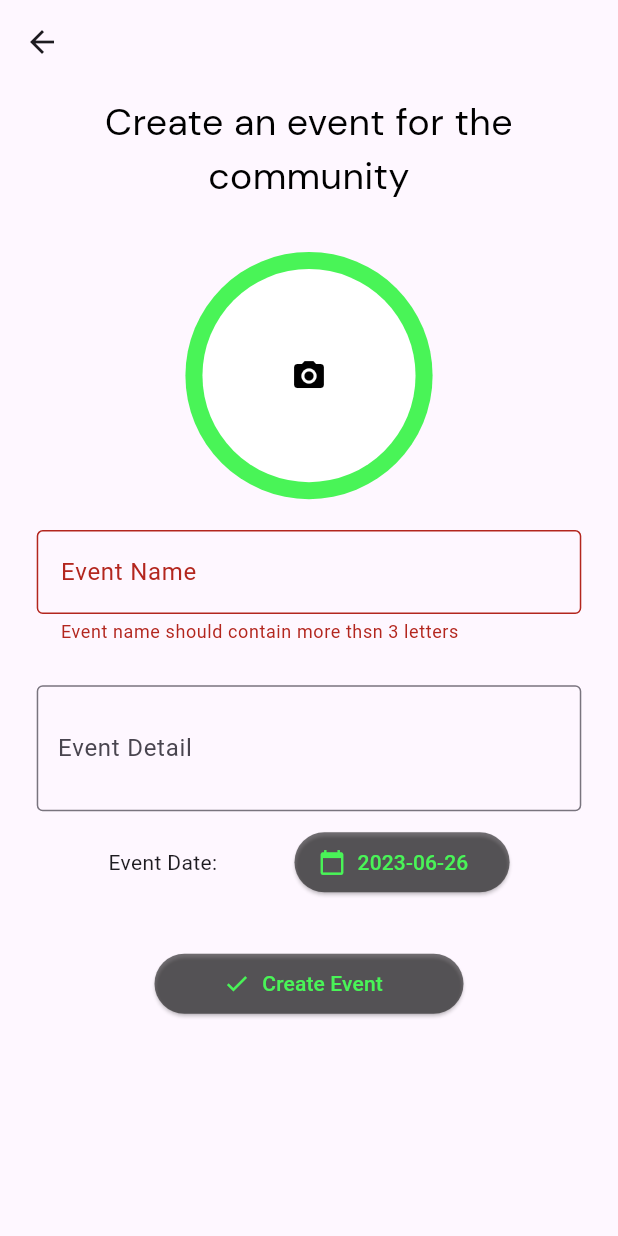
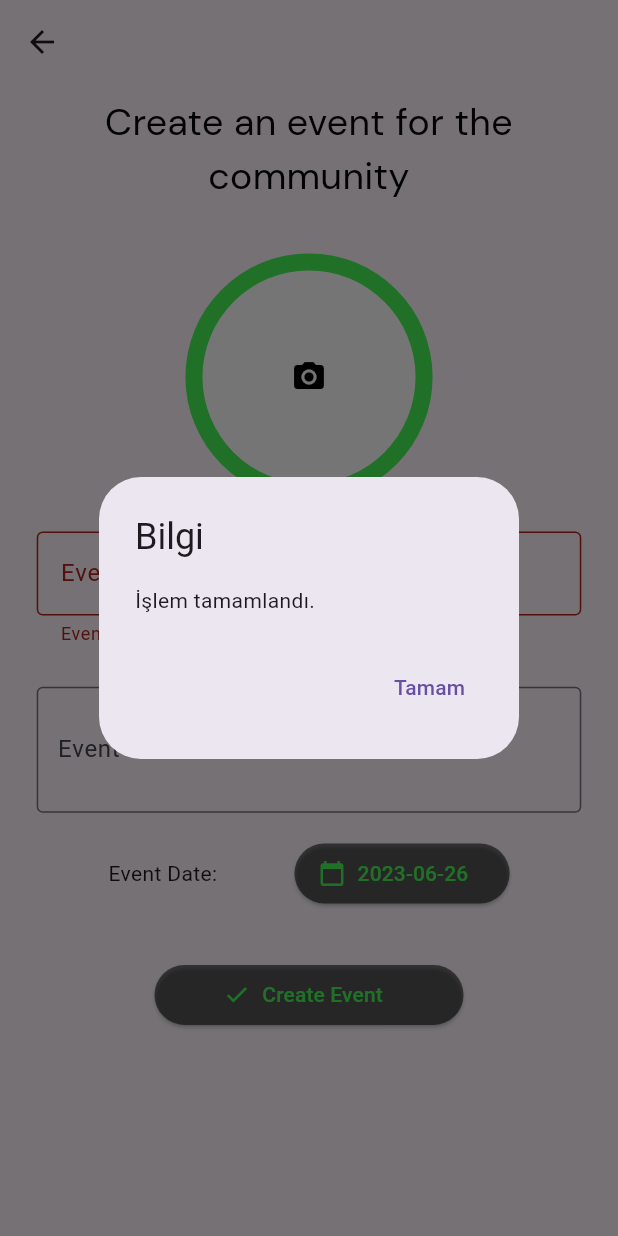
Before and after one commit to atakanserifoglu/Volunity, a Flutter app: the AddEvent screen opened by its route, after a tap on "Create Event", on a phone screen of 412 x 824 dp. Run offline on Flutter 3.47's test engine with Material 2 defaults, Android fonts, the phone set to English and light mode, and no system bars; our stand-ins replace animated_text_kit, cloud_firestore, email_validator, firebase_auth, firebase_core, firebase_storage and 2 more; missing offline and left inert: firebase_cached_image, firebase_ui_auth, firebase_ui_oauth_google; accounts and stored records are empty.

Commit message:
add_event_screen fixed and firebase photo fixed

```diff
--- a/lib/Screens/add_event_screen.dart
+++ b/lib/Screens/add_event_screen.dart
@@ -1,5 +1,6 @@
 import 'package:cloud_firestore/cloud_firestore.dart';
 import 'package:firebase_auth/firebase_auth.dart';
+import 'package:firebase_storage/firebase_storage.dart';
 import 'package:flutter/material.dart';
 import 'package:volunity/utilities/bottom_bar.dart';
 import '../utilities/constants.dart';
@@ -8,8 +9,10 @@ import 'package:path/path.dart';
 import 'dart:io';
 import 'package:image_picker/image_picker.dart';
 import 'package:uuid/uuid.dart';
+import 'dart:typed_data';
 
-var uuid = Uuid();
+var uuid = const Uuid();
+
 class AddEvent extends StatefulWidget {
   static const String id = 'Add Event Screen';
 
@@ -20,20 +23,19 @@ class AddEvent extends StatefulWidget {
 }
 
 class _AddEvent extends State<AddEvent> {
-  firebase_storage.FirebaseStorage storage =
-      firebase_storage.FirebaseStorage.instance;
+  firebase_storage.FirebaseStorage storage = firebase_storage.FirebaseStorage.instance;
   String? eventName, eventDetails;
   String? _textName = "", _textDetails = "";
   DateTime eventDate = DateTime.now();
   final formKey = GlobalKey<FormState>();
   File? _photo;
   String? photoName = "";
+  Uint8List? _selectedFileBytes;
+  Uint8List? get selectedFileBytes => _selectedFileBytes;
+
   final ImagePicker _picker = ImagePicker();
   final fieldText = TextEditingController();
   final fieldText2 = TextEditingController();
-
-
-
 
   @override
   Widget build(BuildContext context) {
@@ -42,20 +44,26 @@ class _AddEvent extends State<AddEvent> {
     return Scaffold(
       appBar: AppBar(),
       body: Padding(
-        padding: EdgeInsets.all(8),
+        padding: const EdgeInsets.all(8),
+        child: SingleChildScrollView(
           child: Column(
             children: [
-            Text("Create an event for the community",style: kButtonTextStyle.copyWith(fontSize: 25),textAlign: TextAlign.center,),
+              Text(
+                "Create an event for the community",
+                style: kButtonTextStyle.copyWith(fontSize: 25),
+                textAlign: TextAlign.center,
+              ),
               Form(
                 key: formKey,
+                child: SingleChildScrollView(
                   child: Padding(
-                padding:  EdgeInsets.symmetric(horizontal: deviceWidth/25),
+                    padding: EdgeInsets.symmetric(horizontal: deviceWidth / 25),
                     child: Column(
                       children: [
                         Column(
                           children: <Widget>[
                             SizedBox(
-                          height: 32,
+                              height: deviceHeight / 25,
                             ),
                             Center(
                               child: GestureDetector(
@@ -63,9 +71,8 @@ class _AddEvent extends State<AddEvent> {
                                   _showPicker(context);
                                 },
                                 child: CircleAvatar(
-                              radius: deviceWidth/5,
-                              backgroundColor: _photo == null
-                                  ? kButtonColor : Colors.white,
+                                  radius: deviceWidth / 5,
+                                  backgroundColor: _photo == null ? kButtonColor : Colors.white,
                                   child: _photo != null
                                       ? ClipRRect(
                                           borderRadius: BorderRadius.circular(50),
@@ -76,10 +83,10 @@ class _AddEvent extends State<AddEvent> {
                                       : Container(
                                           decoration: BoxDecoration(
                                               color: Colors.white,
-                                    borderRadius: BorderRadius.circular(deviceWidth/1.5)),
-                                width: deviceWidth/2.9,
-                                height: deviceWidth/2.9,
-                                child: Icon(
+                                              borderRadius: BorderRadius.circular(deviceWidth / 1.5)),
+                                          width: deviceWidth / 2.9,
+                                          height: deviceWidth / 2.9,
+                                          child: const Icon(
                                             Icons.camera_alt,
                                             color: Colors.black,
                                           ),
@@ -89,40 +96,40 @@ class _AddEvent extends State<AddEvent> {
                             )
                           ],
                         ),
-                    SizedBox(height: deviceHeight/40,),
+                        SizedBox(
+                          height: deviceHeight / 40,
+                        ),
                         TextFormField(
+                          textInputAction: TextInputAction.next,
                           autovalidateMode: AutovalidateMode.onUserInteraction,
                           controller: fieldText,
-                      decoration: InputDecoration(
+                          decoration: const InputDecoration(
                               labelText: "Event Name",
                               hintText: "Event Name",
-                          border: OutlineInputBorder(
-                              borderSide: BorderSide(color: kButtonColor))),
+                              border: OutlineInputBorder(borderSide: BorderSide(color: kButtonColor))),
                           validator: (value) {
-                        if (value!.length < 3)
-                          return "Event name should contain more thsn 3 letters";
+                            if (value!.length < 3) return "Event name should contain more thsn 3 letters";
                             return null;
                           },
                           onSaved: (data) => eventName = data,
                         ),
                         SizedBox(
-                      height: deviceHeight/30,
+                          height: deviceHeight / 30,
                         ),
                         TextFormField(
                           keyboardType: TextInputType.emailAddress,
                           controller: fieldText2,
                           maxLines: null,
-                      decoration: InputDecoration(
-                          contentPadding: const EdgeInsets.symmetric(vertical: 30.0, horizontal: 10.0),
+                          decoration: const InputDecoration(
+                              contentPadding: EdgeInsets.symmetric(vertical: 30.0, horizontal: 10.0),
                               labelText: "Event Detail",
                               hintMaxLines: 8,
                               hintText: "Event Detail",
-                          border: OutlineInputBorder(
-                              borderSide: BorderSide(color: kButtonColor))),
+                              border: OutlineInputBorder(borderSide: BorderSide(color: kButtonColor))),
                           onSaved: (data) => eventDetails = data,
                         ),
                         SizedBox(
-                      height: 10,
+                          height: deviceHeight / 50,
                         ),
                         Column(
                           children: [
@@ -130,7 +137,7 @@ class _AddEvent extends State<AddEvent> {
                               child: Row(
                                 mainAxisAlignment: MainAxisAlignment.spaceEvenly,
                                 children: [
-                              Text("Event Date: "),
+                                  const Text("Event Date: "),
                                   ElevatedButton.icon(
                                       style: ElevatedButton.styleFrom(
                                         backgroundColor: Colors.black54, // Background color
@@ -140,8 +147,8 @@ class _AddEvent extends State<AddEvent> {
                                         final DateTime? picked = await showDatePicker(
                                             context: context,
                                             initialDate: eventDate,
-                                        firstDate: eventDate.subtract(Duration(days: 20)),
-                                        lastDate: eventDate.add(Duration(days: 30)));
+                                            firstDate: eventDate.subtract(const Duration(days: 20)),
+                                            lastDate: eventDate.add(const Duration(days: 30)));
                                         if (picked != null && picked != eventDate) {
                                           setState(() {
                                             eventDate = picked;
@@ -149,20 +156,18 @@ class _AddEvent extends State<AddEvent> {
                                         }
                                         ;
                                       },
-                                  icon: Icon(Icons.calendar_today),
+                                      icon: const Icon(Icons.calendar_today),
                                       label: Text("${formatString(eventDate.toString())} ")),
                                 ],
                               ),
                             )
-
-
                           ],
                         ),
-                    SizedBox(height: deviceHeight/25),
+                        SizedBox(height: deviceHeight / 25),
                         Row(
                           mainAxisAlignment: MainAxisAlignment.center,
                           children: [
-                        Container(
+                            SizedBox(
                               width: MediaQuery.of(context).size.width / 2,
                               child: ElevatedButton.icon(
                                 style: ElevatedButton.styleFrom(
@@ -171,20 +176,38 @@ class _AddEvent extends State<AddEvent> {
                                 ),
                                 onPressed: () => {
                                   _saveFormData(),
-                              clearText()
+                                  clearText(),
+                                  showDialog(
+                                    context: context,
+                                    builder: (BuildContext context) {
+                                      return AlertDialog(
+                                        title: const Text('Bilgi'),
+                                        content: const Text('İşlem tamamlandı.'),
+                                        actions: [
+                                          TextButton(
+                                            child: const Text('Tamam'),
+                                            onPressed: () {
+                                              Navigator.of(context).pop();
                                             },
-                            icon: Icon(Icons.check),
-                            label: Text("Create Event"),
+                                          ),
+                                        ],
+                                      );
+                                    },
+                                  )
+                                },
+                                icon: const Icon(Icons.check),
+                                label: const Text("Create Event"),
                               ),
                             ),
                           ],
                         ),
-
                       ],
                     ),
                   ),
                 ),
+              ),
             ],
+          ),
         ),
       ),
     );
@@ -192,16 +215,17 @@ class _AddEvent extends State<AddEvent> {
 
   void clearText() {
     fieldText.clear();
+
     fieldText2.clear();
   }
+
   Future imgFromGallery() async {
     final pickedFile = await _picker.pickImage(source: ImageSource.gallery);
-
+    _selectedFileBytes = await pickedFile?.readAsBytes();
     setState(() {
       if (pickedFile != null) {
         _photo = File(pickedFile.path);
         photoName = basename(_photo!.path);
-
       } else {
         print('No image selected.');
       }
@@ -210,91 +234,85 @@ class _AddEvent extends State<AddEvent> {
 
   Future imgFromCamera() async {
     final pickedFile = await _picker.pickImage(source: ImageSource.camera);
-
+    _selectedFileBytes = await pickedFile?.readAsBytes();
     setState(() {
       if (pickedFile != null) {
         _photo = File(pickedFile.path);
         photoName = basename(_photo!.path);
-
       } else {
         print('No image selected.');
       }
     });
   }
 
-  Future uploadFile() async {
-    if (_photo == null) return;
+  Reference? uploadFile() {
+    final storageRef = FirebaseStorage.instance.ref();
+    if (_photo == null) return null;
     final fileName = basename(_photo!.path);
-    final destination = 'files/$fileName';
+    final ref = storageRef.child(fileName);
+    return ref;
+  }
 
-    try {
-      final ref = firebase_storage.FirebaseStorage.instance
-          .ref()
-          .child(fileName);
-      await ref.putFile(_photo!);
-    } catch (e) {
-      print('error occured');
-    }
-  }
-  void _saveFormData() async{
+  void _saveFormData() async {
     String uid = uuid.v1();
     if (formKey.currentState!.validate()) {
       formKey.currentState!.save();
+      uploadFile();
+      final imageReference = uploadFile();
+
+      if (_selectedFileBytes == null) return print("selectedfile null");
+
+      await imageReference!.putData(_selectedFileBytes!);
+      final urlPath = await imageReference.getDownloadURL();
 
       setState(() {
         _textName = eventName;
         _textDetails = eventDetails;
       });
-      CollectionReference _collectionReferance =
-          FirebaseFirestore.instance.collection("orgs");
+      CollectionReference _collectionReferance = FirebaseFirestore.instance.collection("orgs");
       _collectionReferance.doc().set({
         "name": eventName,
         "details": eventDetails,
         "date": eventDate,
-        "photoName": photoName,
-        "eventID" : uid,
+        "photoName": urlPath,
+        "eventID": uid,
       });
     }
 
     List<String> idList = <String>[];
-    CollectionReference _userCollectionReferance =
-    FirebaseFirestore.instance.collection("users");
+    CollectionReference _userCollectionReferance = FirebaseFirestore.instance.collection("users");
 
-    DocumentSnapshot<Object?>  doc = await _userCollectionReferance.doc(FirebaseAuth.instance.currentUser!.uid).get();
+    DocumentSnapshot<Object?> doc = await _userCollectionReferance.doc(FirebaseAuth.instance.currentUser!.uid).get();
     final data = doc.data() as Map<String, dynamic>;
-            List.from(data['eventIDS']).forEach((element) {
+    List.from(data['eventIDS']).forEach(
+      (element) {
         String data = element;
         idList.add(data);
       },
     );
 
     idList.add(uid);
-    _userCollectionReferance.doc(FirebaseAuth.instance.currentUser!.uid).update({
-      "eventIDS" : idList
-    });
+    _userCollectionReferance.doc(FirebaseAuth.instance.currentUser!.uid).update({"eventIDS": idList});
+  }
 
-    uploadFile();
-    print(FirebaseAuth.instance.currentUser);
-    print("object");
-  }
   void _showPicker(context) {
     showModalBottomSheet(
         context: context,
         builder: (BuildContext bc) {
           return SafeArea(
             child: Container(
-              child: new Wrap(
+              child: Wrap(
                 children: <Widget>[
-                  new ListTile(
-                      leading: new Icon(Icons.photo_library),
-                      title: new Text('Gallery'),
+                  ListTile(
+                      leading: const Icon(Icons.photo_library),
+                      title: const Text('Gallery'),
                       onTap: () {
                         imgFromGallery();
                         Navigator.of(context).pop();
                       }),
-                  new ListTile(
-                    leading: new Icon(Icons.photo_camera),
-                    title: new Text('Camera'),
+                  ListTile(
+                    leading: const Icon(Icons.photo_camera),
+                    title: const Text('Camera'),
                     onTap: () {
                       imgFromCamera();
                       Navigator.of(context).pop();
@@ -306,7 +324,8 @@ class _AddEvent extends State<AddEvent> {
           );
         });
   }
-  String formatString(String text){
+
+  String formatString(String text) {
     int indexOfSpace = text.indexOf(' ', 0);
     return text.substring(0, indexOfSpace);
   }
--- a/lib/Screens/main_screen.dart
+++ b/lib/Screens/main_screen.dart
@@ -42,12 +42,12 @@ class _MainScreenState extends ConsumerState<MainScreen> {
                   itemCount: snapshot.data!.docs.length,
                   itemBuilder: (BuildContext context, int index) {
                     final document = snapshot.data!.docs[index];
-                    final docData = document!.data() as Map<String, dynamic>;
+                    final docData = document.data() as Map<String, dynamic>;
                     return EventCard(
                       eventName: docData['name'].toString(),
                       eventDetail: docData['details'].toString(),
                       eventDate: formatString(docData['date'].toDate().toString()),
-                      photoName: "gs://volunity-f6738.appspot.com/${docData['photoName'].toString()}",
+                      photoName: docData['photoName'].toString(),
                     );
                   });
             }
--- a/lib/utilities/event_card.dart
+++ b/lib/utilities/event_card.dart
@@ -26,9 +26,9 @@ class EventCard extends StatelessWidget {
               Column(
                 children: [
                   Ink.image(
-                    image: FirebaseImageProvider(FirebaseUrl(photoName)),
+                    image: NetworkImage(photoName),
                     height: 180,
-                    fit: BoxFit.cover,
+                    fit: BoxFit.scaleDown,
                   ),
                   SizedBox(height: deviceHeight / 100),
                   Padding(
--- a/pubspec.yaml
+++ b/pubspec.yaml
@@ -46,6 +46,9 @@ dependencies:
   uuid: ^3.0.7
 
 
+  #FOR_UI
+
+
 dev_dependencies:
   flutter_test:
     sdk: flutter
```
Lines whose indentation alone changed are shown as unchanged.
